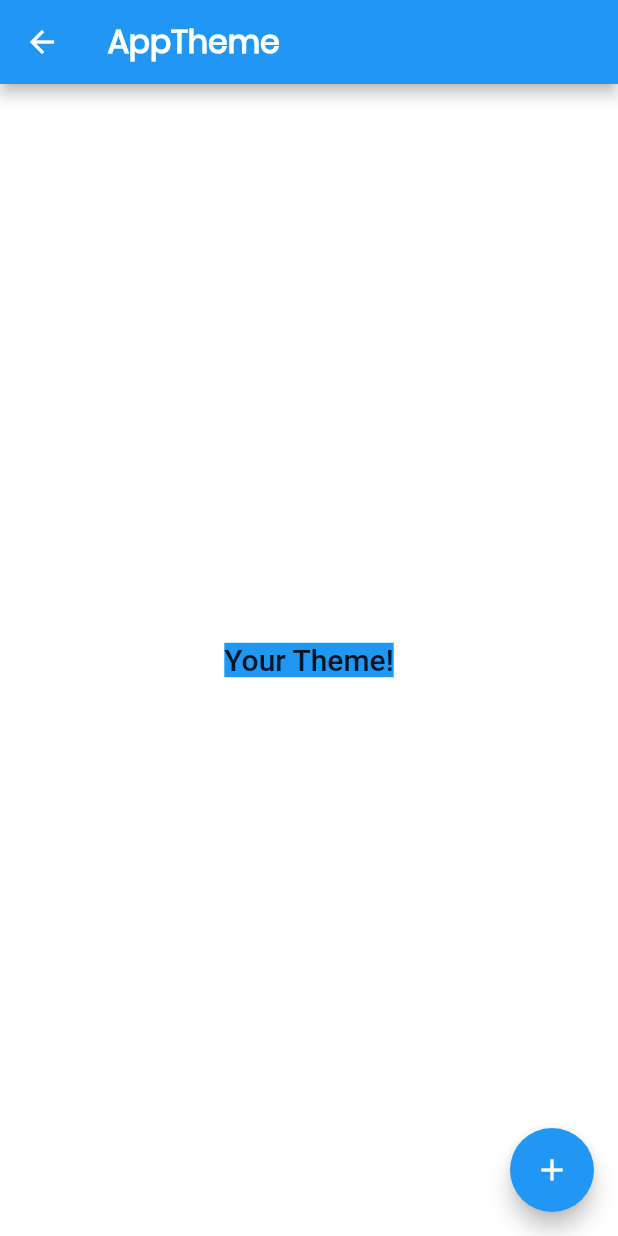
After one commit to binaykumarrana/FlutterZeroToHero, a Flutter app: the screen it shows after launch, after a tap on "AppTheme", on a phone screen of 412 x 824 dp. The commit adds this screen. Run offline on Flutter 3.47's test engine with Material 2 defaults, Android fonts, the phone set to English and light mode, and no system bars.

Commit message:
Add apptheme

```diff
--- a/lib/home/topic_list_item.dart
+++ b/lib/home/topic_list_item.dart
@@ -1,5 +1,6 @@
 import 'package:flutter/material.dart';
 import 'package:widgets/home/topic.dart';
+import 'package:widgets/theme/app_theme.dart';
 
 class TopicListItem extends StatelessWidget {
   final Topic topic;
@@ -9,7 +10,12 @@ class TopicListItem extends StatelessWidget {
   @override
   Widget build(BuildContext context) {
     return ListTile(
-      title: Text(topic.name),
-    );
+        title: Text(topic.name),
+        onTap: () {
+          if (topic.name == "AppTheme") {
+            Navigator.of(context).push(
+                MaterialPageRoute(builder: (context) => AppTheme()));
+          }
+        });
   }
 }
--- /dev/null
+++ b/lib/theme/app_theme.dart
@@ -0,0 +1,52 @@
+import 'package:flutter/cupertino.dart';
+import 'package:flutter/material.dart';
+
+class AppTheme extends StatelessWidget {
+  @override
+  Widget build(BuildContext context) {
+    return Scaffold(
+      // AppBar
+      appBar: AppBar(
+        leading: IconButton(
+          icon: Icon(Icons.arrow_back, color: Colors.white),
+          onPressed: () => Navigator.of(context).pop(),
+        ),
+        // AppBar Title
+        title: Text(
+            "AppTheme",
+            style: TextStyle(
+                fontFamily: 'Poppins',
+                fontWeight: FontWeight.bold,
+                fontSize: 21.0),
+          ),
+      ),
+      body: Container(
+        // Another way to set the background color
+        decoration: BoxDecoration(color: Colors.white),
+        child: Center(
+          child: Container(
+            // use the theme accent color as background color for this widget
+            color: Theme.of(context).accentColor,
+            child: Text(
+              'Your Theme!',
+              // Set text style as per theme
+              style: Theme.of(context).textTheme.title,
+            ),
+          ),
+        ),
+      ),
+
+      floatingActionButton: Theme(
+        // override the accent color of theme for this widget only
+        data: Theme.of(context).copyWith(
+          colorScheme: Theme.of(context)
+              .colorScheme
+        ),
+        child: FloatingActionButton(
+          onPressed: null,
+          child: Icon(Icons.add),
+        ),
+      ),
+    );
+  }
+}
```
